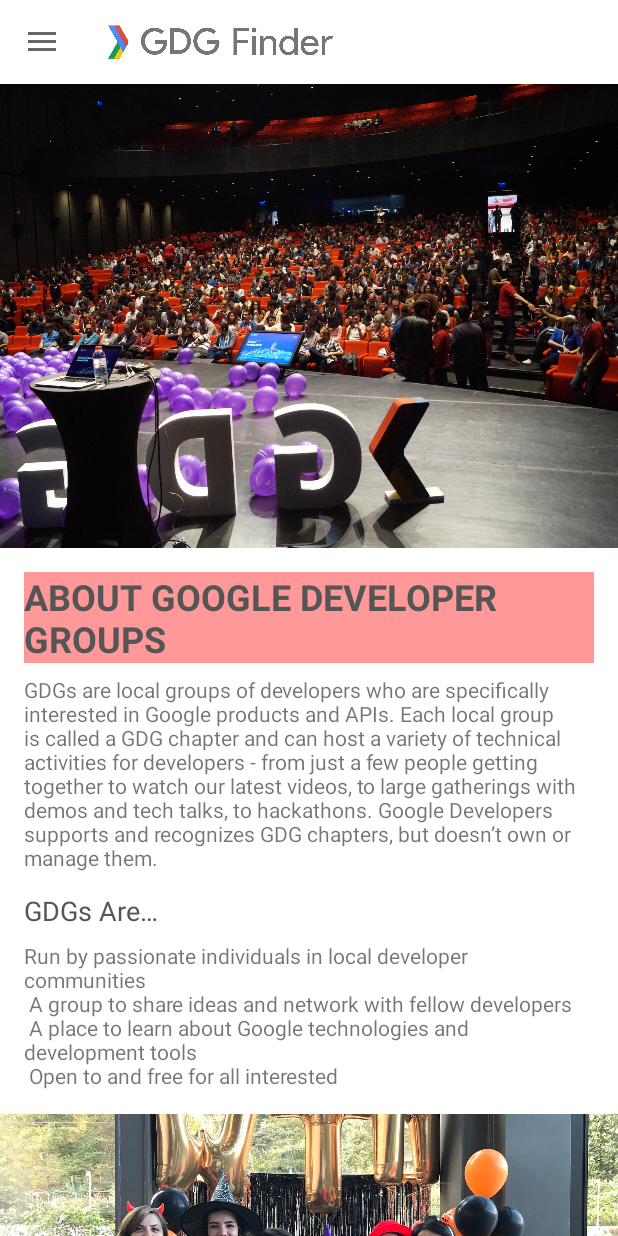
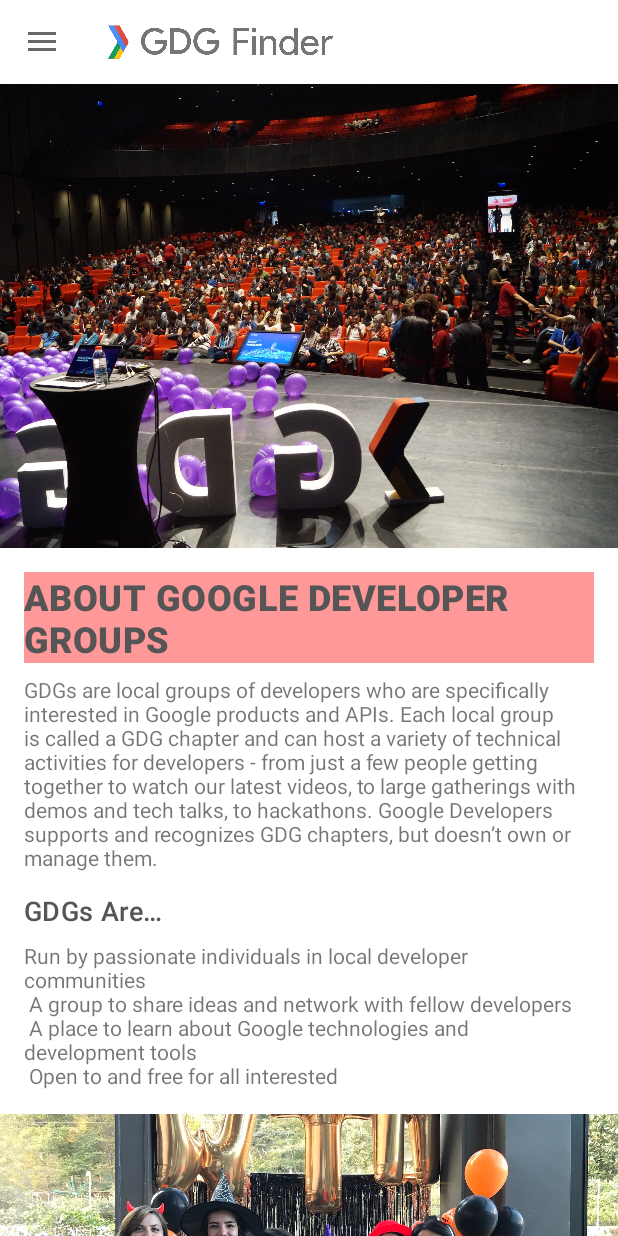
Before and after one commit to mozgolom112/Sber-Android-Education, an Android app: the screen it shows after launch (MainActivity), on a phone screen of 412 x 824 dp. Run offline under Robolectric (Android 15) with nearby library versions, the phone set to English and light mode, and no system bars; our stand-ins replace navigation-ui; Roboto replaces fonts that are not available here.

Commit message:
Add Styles to Headers

```diff
--- a/Dev_Android_Apps_with_Kotlin/Lesson_10/andfun-kotlin-gdg-finder-starter-code/app/src/main/res/layout/home_fragment.xml
+++ b/Dev_Android_Apps_with_Kotlin/Lesson_10/andfun-kotlin-gdg-finder-starter-code/app/src/main/res/layout/home_fragment.xml
@@ -27,17 +27,27 @@
             android:id="@+id/txtvTitle"
             android:layout_width="0dp"
             android:layout_height="wrap_content"
+            style="@style/TextAppearance.Title"
             android:layout_marginTop="16dp"
             android:background="#ff9999"
             android:fontFamily="monospace"
             android:text="@string/about_google_developer_groups"
             android:textAllCaps="true"
-            android:textColor="#555555"
-            android:textSize="24sp"
             android:textStyle="bold"
             app:layout_constraintEnd_toStartOf="@+id/end_grid"
             app:layout_constraintStart_toStartOf="@+id/start_grid"
             app:layout_constraintTop_toBottomOf="@id/imgvImage" />
+
+        <TextView
+            android:id="@+id/txtvSubtitle"
+            android:layout_width="0dp"
+            android:layout_height="wrap_content"
+            android:layout_marginTop="13dp"
+            android:text="@string/gdgs_are"
+            style="@style/TextAppearance.Subtitle"
+            app:layout_constraintEnd_toStartOf="@id/end_grid"
+            app:layout_constraintStart_toEndOf="@id/start_grid"
+            app:layout_constraintTop_toBottomOf="@+id/txtvIntro" />
 
         <TextView
             android:id="@+id/txtvIntro"
@@ -48,18 +58,6 @@
             app:layout_constraintEnd_toStartOf="@+id/end_grid"
             app:layout_constraintStart_toStartOf="@+id/start_grid"
             app:layout_constraintTop_toBottomOf="@id/txtvTitle" />
-
-        <TextView
-            android:id="@+id/txtvSubtitle"
-            android:layout_width="0dp"
-            android:layout_height="wrap_content"
-            android:layout_marginTop="13dp"
-            android:text="@string/gdgs_are"
-            android:textColor="#555555"
-            android:textSize="18sp"
-            app:layout_constraintEnd_toStartOf="@id/end_grid"
-            app:layout_constraintStart_toEndOf="@id/start_grid"
-            app:layout_constraintTop_toBottomOf="@+id/txtvIntro" />
 
         <TextView
             android:id="@+id/txtvDescription"
--- a/Dev_Android_Apps_with_Kotlin/Lesson_10/andfun-kotlin-gdg-finder-starter-code/app/src/main/res/values/styles.xml
+++ b/Dev_Android_Apps_with_Kotlin/Lesson_10/andfun-kotlin-gdg-finder-starter-code/app/src/main/res/values/styles.xml
@@ -10,4 +10,12 @@
         <item name="android:fontFamily">@font/lobster_two</item>
     </style>
 
+    <style name="TextAppearance.Title" parent="TextAppearance.MaterialComponents.Headline6">
+        <item name="android:textSize">24sp</item>
+        <item name="android:textColor">#555555</item>
+    </style>
+
+    <style name="TextAppearance.Subtitle" parent="TextAppearance.Title">
+        <item name="android:textSize">18sp</item>
+    </style>
 </resources>
```
